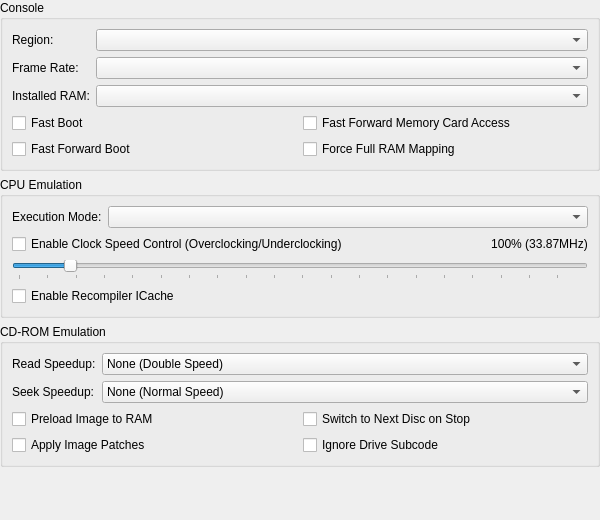
Qt form src/duckstation-qt/consolesettingswidget.ui (stenzek/duckstation) before a commit.
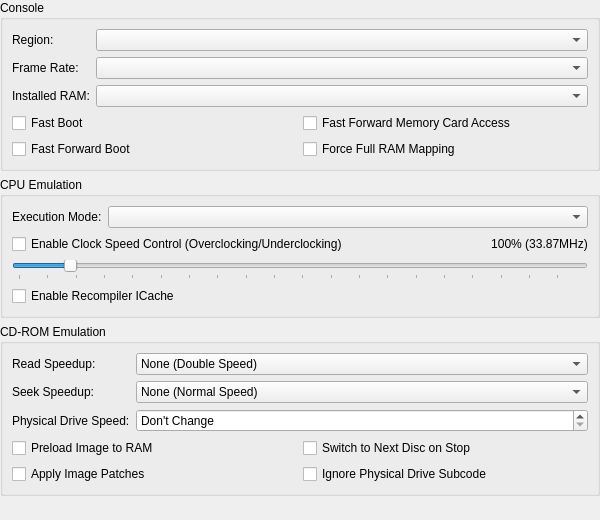
The same form after that commit.

Commit message: Qt: Add physical disc read speed override

The edit to the form file:
```diff
--- a/src/duckstation-qt/consolesettingswidget.ui
+++ b/src/duckstation-qt/consolesettingswidget.ui
@@ -283,7 +283,27 @@
         </item>
        </widget>
       </item>
-      <item row="2" column="0" colspan="2">
+      <item row="2" column="0">
+       <widget class="QLabel" name="cdromHostReadSpeedLabel">
+        <property name="text">
+         <string>Physical Drive Speed:</string>
+        </property>
+       </widget>
+      </item>
+      <item row="2" column="1">
+       <widget class="QSpinBox" name="cdromHostReadSpeed">
+        <property name="specialValueText">
+         <string>Don't Change</string>
+        </property>
+        <property name="suffix">
+         <string>x</string>
+        </property>
+        <property name="maximum">
+         <number>72</number>
+        </property>
+       </widget>
+      </item>
+      <item row="3" column="0" colspan="2">
        <layout class="QGridLayout" name="cdromGridLayout">
         <item row="0" column="0">
          <widget class="QCheckBox" name="cdromLoadImageToRAM">
@@ -295,7 +315,7 @@
         <item row="1" column="1">
          <widget class="QCheckBox" name="cdromIgnoreDriveSubcode">
           <property name="text">
-           <string>Ignore Drive Subcode</string>
+           <string>Ignore Physical Drive Subcode</string>
           </property>
          </widget>
         </item>
```
Left out of the diff: 2 changed lines with no effect on the pictures. The commit also changes 3 other files.
